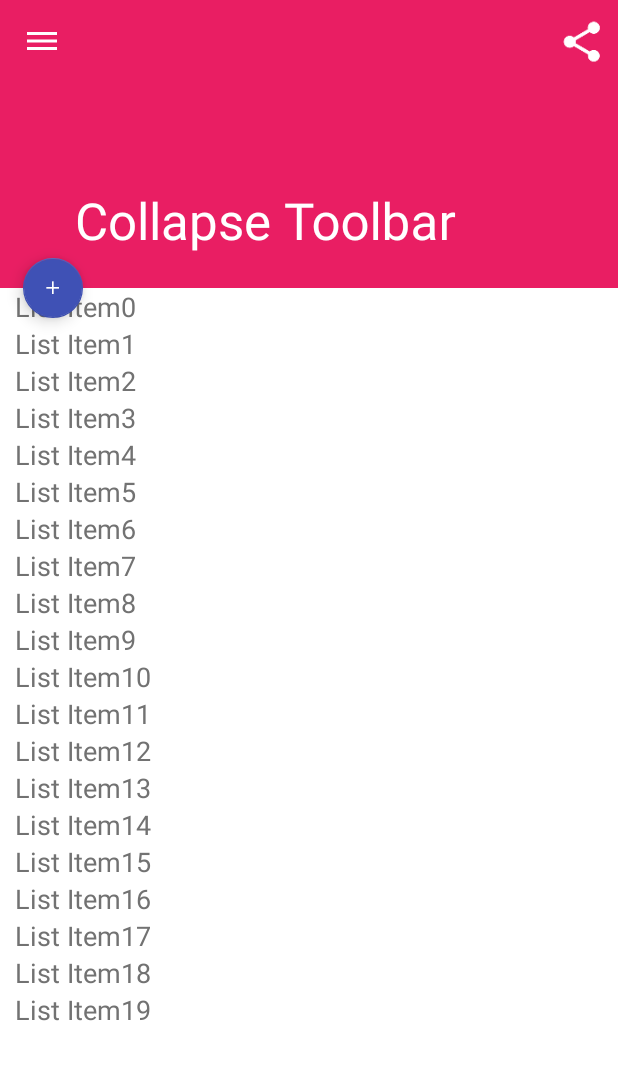
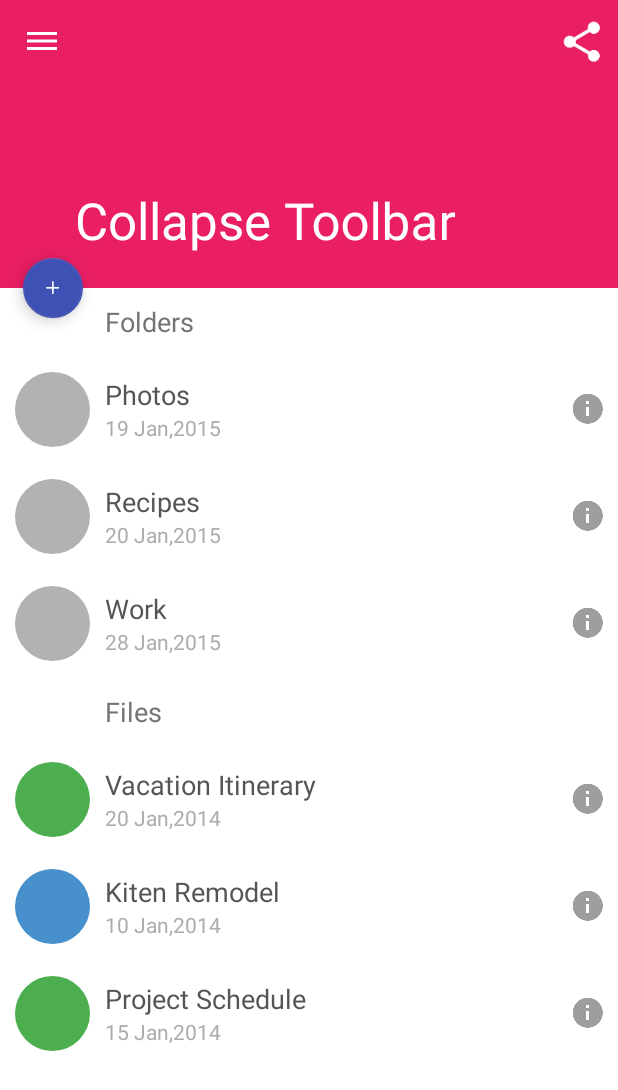
Before and after one commit to himanshumistri/MaterialDesign, an Android app: the screen it shows after launch (CollapseToolBarActivity), after a tap on "NEXT SCREEN", on a phone screen of 412 x 824 dp. Shown: the top 1090 px of the screen. Run offline under Robolectric (Android 15) with nearby library versions, the phone set to English and light mode, and no system bars.

Commit message:
Completed list.

```diff
--- a/app/src/main/java/com/himotech/matrialdesign/CollapseToolBarActivity.java
+++ b/app/src/main/java/com/himotech/matrialdesign/CollapseToolBarActivity.java
@@ -9,6 +9,11 @@ import android.support.v7.widget.RecyclerView;
 import android.support.v7.widget.Toolbar;
 import android.view.Menu;
 import android.view.MenuItem;
+
+import com.himotech.models.Items;
+
+import java.util.ArrayList;
+
 /*Copyright 2015 Himanshu Mistri
 
         Licensed under the Apache License, Version 2.0 (the "License");
@@ -34,7 +39,12 @@ public class CollapseToolBarActivity extends AppCompatActivity {
 
     private Toolbar mToolBarHome;
 
-    private HomeListAdapter mHomeListAdapter;
+    //private HomeListAdapter mHomeListAdapter;
+
+    private HomeSectionAdapter mHomeSectionAdapter;
+
+
+    private ArrayList<Items> mArrayList;
 
     @Override
     protected void onCreate(Bundle savedInstanceState) {
@@ -48,9 +58,18 @@ public class CollapseToolBarActivity extends AppCompatActivity {
 
     private void  initView(){
 
+        mArrayList=new ArrayList<>();
+
         mRecycleList=(RecyclerView)findViewById(com.himotech.matrialdesign.R.id.list_recycle_collapse);
 
         mRecycleList.setLayoutManager(new LinearLayoutManager(this));
+
+        RecyclerView.ItemDecoration itemDecoration =
+                new DividerItemDecoration(this, DividerItemDecoration.VERTICAL_LIST);
+        mRecycleList.addItemDecoration(itemDecoration);
+
+        // allows for optimizations if all item views are of the same size:
+       // mRecycleList.setHasFixedSize(true);
 
         mCollapsTbar=(CollapsingToolbarLayout)findViewById(com.himotech.matrialdesign.R.id.collpse_toolbar_layout);
 
@@ -59,12 +78,109 @@ public class CollapseToolBarActivity extends AppCompatActivity {
 
         mCollapsTbar.setTitle("Collapse Toolbar");
 
-        mHomeListAdapter=new HomeListAdapter();
+       // mHomeListAdapter=new HomeListAdapter();
+
+        Items mItems1=new Items();
+
+        mItems1.setItemType(Items.ITEM_SECTION);
+
+        mItems1.setmSectionTitle("Folders");
+
+        mArrayList.add(mItems1);
+
+
+
+
+        Items mItems2=new Items();
+
+        mItems2.setItemType(Items.ITEM_ROW);
+
+        mItems2.setmDirectoryName("Photos");
+
+        mItems2.setmDate("19 Jan,2015");
+        mItems2.setImgeColor(R.drawable.gray_round);
+
+        mArrayList.add(mItems2);
+
+
+        Items mItems3=new Items();
+
+        mItems3.setItemType(Items.ITEM_ROW);
+
+        mItems3.setmDirectoryName("Recipes");
+
+        mItems3.setmDate("20 Jan,2015");
+        mItems3.setImgeColor(R.drawable.gray_round);
+
+        mArrayList.add(mItems3);
+
+
+        Items mItems4=new Items();
+
+        mItems4.setItemType(Items.ITEM_ROW);
+
+        mItems4.setmDirectoryName("Work");
+
+        mItems4.setmDate("28 Jan,2015");
+        mItems4.setImgeColor(R.drawable.gray_round);
+
+        mArrayList.add(mItems4);
+
+
+        Items mItems5=new Items();
+
+        mItems5.setItemType(Items.ITEM_SECTION);
+
+        mItems5.setmSectionTitle("Files");
+
+        mArrayList.add(mItems5);
+
+        Items mItems6=new Items();
+
+        mItems6.setItemType(Items.ITEM_ROW);
+
+        mItems6.setmDirectoryName("Vacation Itinerary");
+
+        mItems6.setmDate("20 Jan,2014");
+        mItems6.setImgeColor(R.drawable.green_round);
+
+        mArrayList.add(mItems6);
+
+
+        Items mItems7=new Items();
+
+        mItems7.setItemType(Items.ITEM_ROW);
+
+        mItems7.setmDirectoryName("Kiten Remodel");
+
+        mItems7.setmDate("10 Jan,2014");
+
+        mItems7.setImgeColor(R.drawable.blue_round);
+
+        mArrayList.add(mItems7);
+
+        Items mItems8=new Items();
+
+        mItems8.setItemType(Items.ITEM_ROW);
+
+        mItems8.setmDirectoryName("Project Schedule");
+
+        mItems8.setmDate("15 Jan,2014");
+        mItems8.setImgeColor(R.drawable.green_round);
+
+        mArrayList.add(mItems8);
+
+
 
         setSupportActionBar(mToolBarHome);
 
 
-        mRecycleList.setAdapter(mHomeListAdapter);
+
+        mHomeSectionAdapter=new HomeSectionAdapter(this,mArrayList);
+
+        mRecycleList.setAdapter(mHomeSectionAdapter);
+
+       // mRecycleList.setAdapter(mHomeListAdapter);
     }
 
 
--- /dev/null
+++ b/app/src/main/java/com/himotech/matrialdesign/DividerItemDecoration.java
@@ -0,0 +1,107 @@
+package com.himotech.matrialdesign;
+
+import android.content.Context;
+import android.content.res.TypedArray;
+import android.graphics.Canvas;
+import android.graphics.Rect;
+import android.graphics.drawable.Drawable;
+import android.support.v7.widget.LinearLayoutManager;
+import android.support.v7.widget.RecyclerView;
+import android.view.View;
+
+/**
+ * Created by ubbvand2 on 5/6/15.
+ */
+/*
+ * Copyright (C) 2014 The Android Open Source Project
+ *
+ * Licensed under the Apache License, Version 2.0 (the "License");
+ * you may not use this file except in compliance with the License.
+ * You may obtain a copy of the License at
+ *
+ *      http://www.apache.org/licenses/LICENSE-2.0
+ *
+ * Unless required by applicable law or agreed to in writing, software
+ * distributed under the License is distributed on an "AS IS" BASIS,
+ * WITHOUT WARRANTIES OR CONDITIONS OF ANY KIND, either express or implied.
+ * See the License for the specific language governing permissions and
+ * limitations under the License.
+ */
+public class DividerItemDecoration extends RecyclerView.ItemDecoration {
+
+    private static final int[] ATTRS = new int[]{
+            android.R.attr.listDivider
+    };
+
+    public static final int HORIZONTAL_LIST = LinearLayoutManager.HORIZONTAL;
+
+    public static final int VERTICAL_LIST = LinearLayoutManager.VERTICAL;
+
+    private Drawable mDivider;
+
+    private int mOrientation;
+
+    public DividerItemDecoration(Context context, int orientation) {
+        final TypedArray a = context.obtainStyledAttributes(ATTRS);
+        mDivider = a.getDrawable(0);
+        a.recycle();
+        setOrientation(orientation);
+    }
+
+    public void setOrientation(int orientation) {
+        if (orientation != HORIZONTAL_LIST && orientation != VERTICAL_LIST) {
+            throw new IllegalArgumentException("invalid orientation");
+        }
+        mOrientation = orientation;
+    }
+
+    @Override
+    public void onDraw(Canvas c, RecyclerView parent) {
+        if (mOrientation == VERTICAL_LIST) {
+            drawVertical(c, parent);
+        } else {
+            drawHorizontal(c, parent);
+        }
+    }
+
+    public void drawVertical(Canvas c, RecyclerView parent) {
+        final int left = parent.getPaddingLeft();
+        final int right = parent.getWidth() - parent.getPaddingRight();
+
+        final int childCount = parent.getChildCount();
+        for (int i = 0; i < childCount; i++) {
+            final View child = parent.getChildAt(i);
+            final RecyclerView.LayoutParams params = (RecyclerView.LayoutParams) child
+                    .getLayoutParams();
+            final int top = child.getBottom() + params.bottomMargin;
+            final int bottom = top + mDivider.getIntrinsicHeight();
+            mDivider.setBounds(left, top, right, bottom);
+            mDivider.draw(c);
+        }
+    }
+
+    public void drawHorizontal(Canvas c, RecyclerView parent) {
+        final int top = parent.getPaddingTop();
+        final int bottom = parent.getHeight() - parent.getPaddingBottom();
+
+        final int childCount = parent.getChildCount();
+        for (int i = 0; i < childCount; i++) {
+            final View child = parent.getChildAt(i);
+            final RecyclerView.LayoutParams params = (RecyclerView.LayoutParams) child
+                    .getLayoutParams();
+            final int left = child.getRight() + params.rightMargin;
+            final int right = left + mDivider.getIntrinsicHeight();
+            mDivider.setBounds(left, top, right, bottom);
+            mDivider.draw(c);
+        }
+    }
+
+    @Override
+    public void getItemOffsets(Rect outRect, int itemPosition, RecyclerView parent) {
+        if (mOrientation == VERTICAL_LIST) {
+            outRect.set(0, 0, 0, mDivider.getIntrinsicHeight());
+        } else {
+            outRect.set(0, 0, mDivider.getIntrinsicWidth(), 0);
+        }
+    }
+}
--- a/app/src/main/java/com/himotech/matrialdesign/HomeSectionAdapter.java
+++ b/app/src/main/java/com/himotech/matrialdesign/HomeSectionAdapter.java
@@ -1,6 +1,16 @@
 package com.himotech.matrialdesign;
 
+import android.content.Context;
 import android.support.v7.widget.RecyclerView;
+import android.view.LayoutInflater;
+import android.view.View;
+import android.view.ViewGroup;
+import android.widget.ImageButton;
+import android.widget.TextView;
+
+import com.himotech.models.Items;
+
+import java.util.ArrayList;
 
 /**
  *
@@ -18,7 +28,116 @@ import android.support.v7.widget.RecyclerView;
  limitations under the License.
  * Created by ubbvand2 on 5/6/15.
  */
-public class HomeSectionAdapter extends RecyclerView.Adapter{
+public  class HomeSectionAdapter extends RecyclerView.Adapter<HomeSectionAdapter.HomeSectionViewHolder>{
 
 
+    private Context _Context;
+
+    private LayoutInflater mLayoutInflater;
+
+
+    private ArrayList<Items> mArrayList;
+
+    public HomeSectionAdapter(Context _context,ArrayList<Items> mList){
+
+        this._Context=_context;
+
+        this.mArrayList=mList;
+
+        mLayoutInflater=(LayoutInflater)_Context.getSystemService(Context.LAYOUT_INFLATER_SERVICE);
+
+
+    }
+
+
+
+    @Override
+    public HomeSectionViewHolder onCreateViewHolder(ViewGroup parent, int viewType) {
+
+        HomeSectionViewHolder mHomeSectionViewHolder=null;
+
+        if(viewType==Items.ITEM_SECTION){
+
+            View mView=mLayoutInflater.inflate(R.layout.custom_list_section_row,parent,false);
+
+            mHomeSectionViewHolder=new HomeSectionViewHolder(mView,viewType);
+        }else{
+
+            View mView=mLayoutInflater.inflate(R.layout.custom_list_homesection_row,parent,false);
+
+            mHomeSectionViewHolder=new HomeSectionViewHolder(mView,viewType);
+
+        }
+        return mHomeSectionViewHolder;
+    }
+
+    @Override
+    public void onBindViewHolder(HomeSectionViewHolder holder, int position) {
+
+        Items mItem=mArrayList.get(position);
+
+        holder.setData(mItem);
+
+    }
+
+    @Override
+    public int getItemCount() {
+        return mArrayList.size();
+    }
+
+    @Override
+    public int getItemViewType(int position) {
+        return mArrayList.get(position).getItemType();
+    }
+
+    public class HomeSectionViewHolder extends RecyclerView.ViewHolder{
+
+        private TextView mTxtTitle;
+
+
+        private TextView mTxtDirectoryName;
+
+        private TextView mTxtDate;
+
+        private ImageButton mImgBtn;
+
+
+
+        public HomeSectionViewHolder(View itemView,int mViewType) {
+            super(itemView);
+
+            if(mViewType==Items.ITEM_ROW){
+
+                mTxtDirectoryName=(TextView)itemView.findViewById(R.id.txt_directory_name);
+                mTxtDate=(TextView)itemView.findViewById(R.id.txt_created_date);
+                mImgBtn=(ImageButton)itemView.findViewById(R.id.img_btn);
+
+            }else{
+                mTxtTitle=(TextView)itemView.findViewById(R.id.txt_title_section);
+            }
+
+
+        }
+
+
+        public void setData(Items mItems){
+
+            if(mItems.getItemType()==Items.ITEM_ROW){
+
+                mTxtDirectoryName.setText(mItems.getmDirectoryName());
+
+                mTxtDate.setText(mItems.getmDate());
+
+                mImgBtn.setBackgroundResource(mItems.getImgeColor());
+
+            }else{
+
+                mTxtTitle.setText(mItems.getmSectionTitle());
+
+            }
+
+
+        }
+    }
+
 }
--- /dev/null
+++ b/app/src/main/java/com/himotech/models/Items.java
@@ -0,0 +1,62 @@
+package com.himotech.models;
+
+/**
+ * Created by ubbvand2 on 5/6/15.
+ */
+public class Items {
+
+
+    public static final int ITEM_ROW=0;
+
+    public static final int ITEM_SECTION=1;
+
+    public int mItemType;
+
+    private String mSectionTitle;
+
+    private String mDirectoryName;
+
+    private String mDate;
+
+    private int mImgeColor;
+
+    public int getImgeColor() {
+        return mImgeColor;
+    }
+
+    public void setImgeColor(int mImgeColor) {
+        this.mImgeColor = mImgeColor;
+    }
+
+    public String getmSectionTitle() {
+        return mSectionTitle;
+    }
+
+    public void setmSectionTitle(String mSectionTitle) {
+        this.mSectionTitle = mSectionTitle;
+    }
+
+    public String getmDate() {
+        return mDate;
+    }
+
+    public void setmDate(String mDate) {
+        this.mDate = mDate;
+    }
+
+    public String getmDirectoryName() {
+        return mDirectoryName;
+    }
+
+    public void setmDirectoryName(String mDirectoryName) {
+        this.mDirectoryName = mDirectoryName;
+    }
+
+    public int getItemType() {
+        return mItemType;
+    }
+
+    public void setItemType(int mItemType) {
+        this.mItemType = mItemType;
+    }
+}
--- /dev/null
+++ b/app/src/main/res/drawable/blue_round.xml
@@ -0,0 +1,13 @@
+<?xml version="1.0" encoding="utf-8"?>
+<shape xmlns:android="http://schemas.android.com/apk/res/android"
+    android:shape="oval"
+    >
+
+
+    <solid android:color="@color/blue"></solid>
+
+    <size android:height="50dp" android:width="50dp"></size>
+
+
+
+</shape>
--- /dev/null
+++ b/app/src/main/res/drawable/gray_round.xml
@@ -0,0 +1,13 @@
+<?xml version="1.0" encoding="utf-8"?>
+<shape xmlns:android="http://schemas.android.com/apk/res/android"
+    android:shape="oval"
+    >
+
+
+    <solid android:color="@color/gray"></solid>
+
+    <size android:height="50dp" android:width="50dp"></size>
+
+
+
+</shape>
--- /dev/null
+++ b/app/src/main/res/drawable/green_round.xml
@@ -0,0 +1,13 @@
+<?xml version="1.0" encoding="utf-8"?>
+<shape xmlns:android="http://schemas.android.com/apk/res/android"
+    android:shape="oval"
+    >
+
+
+    <solid android:color="@color/green"></solid>
+
+    <size android:height="50dp" android:width="50dp"></size>
+
+
+
+</shape>
--- /dev/null
+++ b/app/src/main/res/layout/custom_list_homesection_row.xml
@@ -0,0 +1,58 @@
+<?xml version="1.0" encoding="utf-8"?>
+<RelativeLayout xmlns:android="http://schemas.android.com/apk/res/android"
+    android:layout_width="match_parent" android:layout_height="wrap_content"
+    android:background="@color/white"
+    >
+
+    <ImageButton
+        android:layout_width="wrap_content"
+        android:layout_height="wrap_content"
+        android:id="@+id/img_btn"
+        android:layout_centerVertical="true"
+        android:layout_marginLeft="10dp"
+        android:layout_marginTop="10dp"
+        android:layout_marginBottom="10dp"
+        />
+
+    <LinearLayout
+        android:layout_width="match_parent"
+        android:layout_height="wrap_content"
+        android:orientation="vertical"
+        android:gravity="center_vertical"
+        android:layout_toRightOf="@+id/img_btn"
+        android:layout_marginLeft="10dp"
+        android:layout_centerVertical="true"
+        >
+
+
+        <TextView
+            android:layout_width="wrap_content"
+            android:layout_height="wrap_content"
+            android:textAppearance="?android:attr/textAppearanceMedium"
+            android:text="Medium Text"
+            android:id="@+id/txt_directory_name"
+            android:textColor="@color/txt_folder_name"
+            />
+
+        <TextView
+            android:layout_width="wrap_content"
+            android:layout_height="wrap_content"
+            android:textAppearance="?android:attr/textAppearanceSmall"
+            android:text="Small Text"
+            android:id="@+id/txt_created_date"
+            android:textColor="@color/txt_date"
+            />
+    </LinearLayout>
+
+
+
+    <ImageView
+        android:layout_width="wrap_content"
+        android:layout_height="wrap_content"
+        android:src="@drawable/ic_action_info"
+        android:layout_alignParentRight="true"
+
+        android:layout_centerVertical="true"
+        />
+
+</RelativeLayout>
--- /dev/null
+++ b/app/src/main/res/layout/custom_list_section_row.xml
@@ -0,0 +1,21 @@
+<?xml version="1.0" encoding="utf-8"?>
+<LinearLayout xmlns:android="http://schemas.android.com/apk/res/android"
+    android:orientation="vertical" android:layout_width="match_parent"
+    android:layout_height="wrap_content"
+    android:background="@color/white"
+    android:gravity="center_vertical"
+    >
+
+
+    <TextView
+        android:layout_width="wrap_content"
+        android:layout_height="wrap_content"
+        android:textAppearance="?android:attr/textAppearanceMedium"
+        android:text="Medium Text"
+        android:id="@+id/txt_title_section"
+        android:layout_marginLeft="70dp"
+        android:textColor="@color/txt_section_title"
+        android:layout_marginTop="10dp"
+        android:layout_marginBottom="10dp"
+        />
+</LinearLayout>
--- a/app/src/main/res/values/colors.xml
+++ b/app/src/main/res/values/colors.xml
@@ -13,4 +13,19 @@
 
     <color name="accent">#3F51B5</color>
 
+    <color name="gray">#B2B1B4</color>
+
+    <color name="blue">#4790CB</color>
+
+    <color name="yellow">#FBCB25</color>
+
+
+    <color name="txt_folder_name">#555555</color>
+
+    <color name="txt_date">#ADADAD</color>
+
+    <color name="txt_section_title">#747474</color>
+
+    <color name="green">#4DAE50</color>
+
 </resources>
```
Also changed, not shown: app/src/main/res/drawable-xxhdpi/ic_action_info.png (added).
